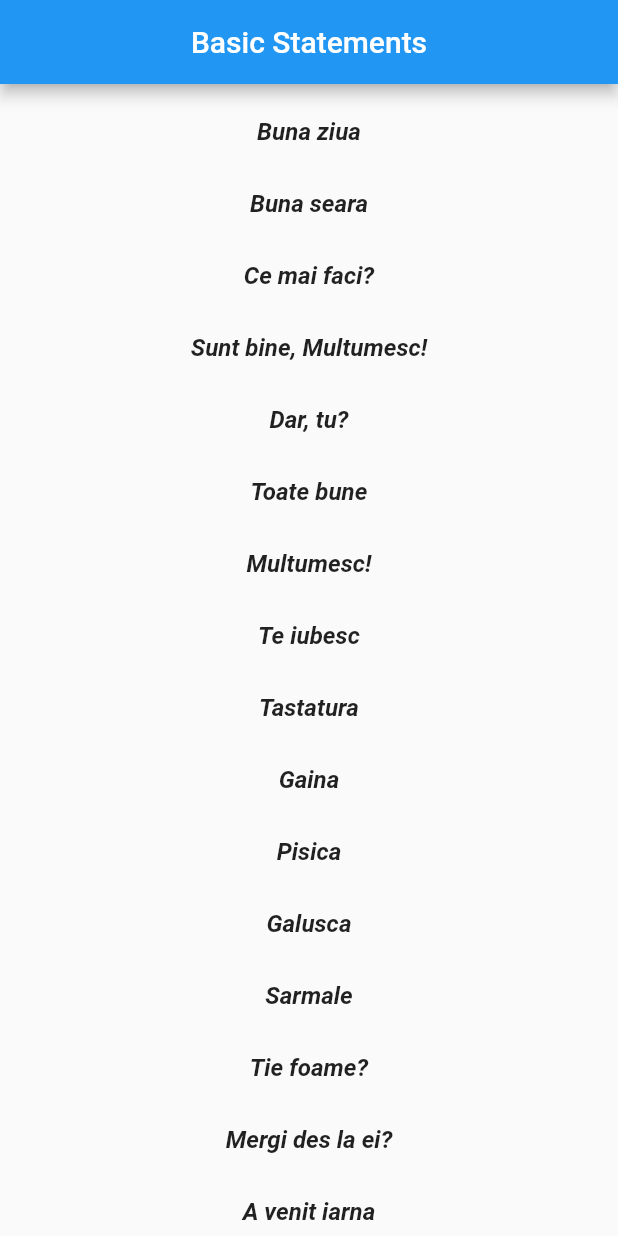
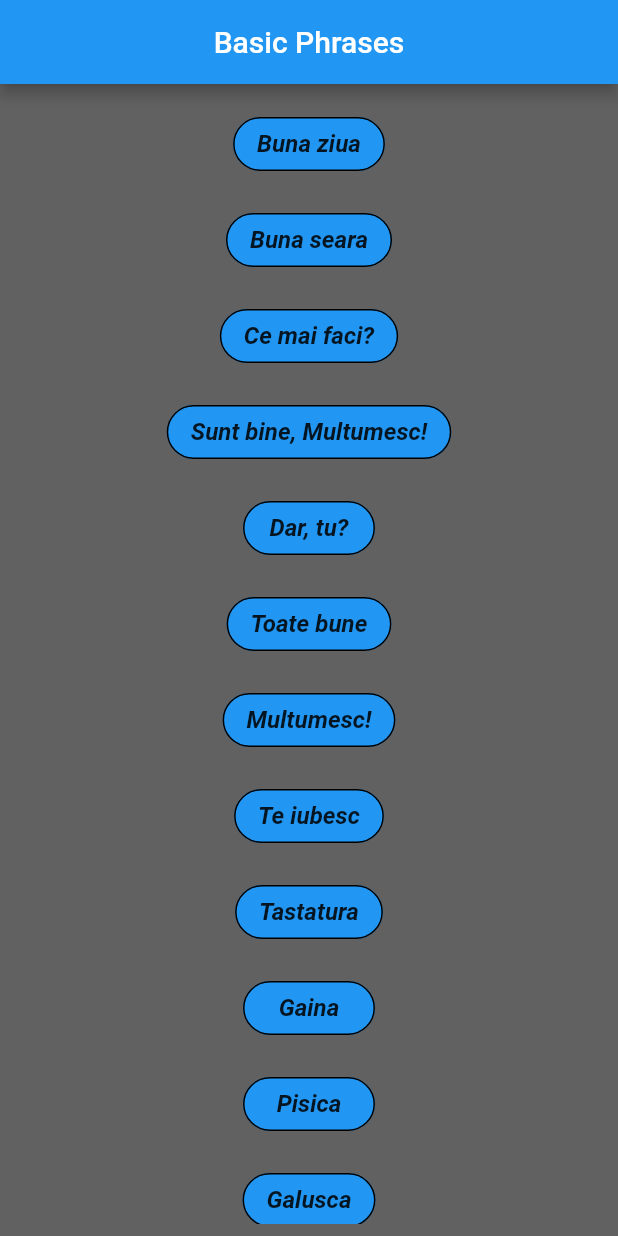
Before and after one commit to Alexyou1993/basic_phrases, a Flutter app: the screen it shows after launch, on a phone screen of 412 x 824 dp. Run offline on Flutter 3.47's test engine with Material 2 defaults, Android fonts, the phone set to English and light mode, and no system bars; our stand-ins replace assets_audio_player.

Commit message:
Created list audio and list titles

```diff
--- a/lib/main.dart
+++ b/lib/main.dart
@@ -14,7 +14,7 @@ class MyApp extends StatelessWidget {
         primarySwatch: Colors.blue,
         visualDensity: VisualDensity.adaptivePlatformDensity,
       ),
-      home: const MyHomePage(title: 'Basic Statements'),
+      home: const MyHomePage(title: 'Basic Phrases'),
     );
   }
 }
@@ -28,243 +28,90 @@ class MyHomePage extends StatefulWidget {
 }
 
 class _MyHomePageState extends State<MyHomePage> {
+  AssetsAudioPlayer assetsAudioPlayer = AssetsAudioPlayer();
+  List<String> audios = <String>[
+    'goodafternoon.mp3',
+    'goodevening.mp3',
+    'HowAreYou.mp3',
+    'Imallright.mp3',
+    'Butyou.mp3',
+    'All good.mp3',
+    'Thank you.mp3',
+    'I love you.mp3',
+    'keyboard.mp3',
+    'chiken.mp3',
+    'cat.mp3',
+    'Dumpling.mp3',
+    'MeatRolls.mp3',
+    'AreYouHungry.mp3',
+    'DoYoOftenGoToThem.mp3',
+    'winter.mp3',
+  ];
+  List<String> titles = <String>[
+    'Buna ziua',
+    'Buna seara',
+    'Ce mai faci?',
+    'Sunt bine, Multumesc!',
+    'Dar, tu?',
+    'Toate bune',
+    'Multumesc!',
+    'Te iubesc',
+    'Tastatura',
+    'Gaina',
+    'Pisica',
+    'Galusca',
+    'Sarmale',
+    'Tie foame?',
+    'Mergi des la ei?',
+    'A venit iarna',
+  ];
+
   @override
   Widget build(BuildContext context) {
     return Scaffold(
+      backgroundColor: Colors.grey.shade700,
       appBar: AppBar(
         centerTitle: true,
         title: Text(widget.title),
       ),
       body: Padding(
         padding: const EdgeInsets.all(8.0),
-        child: ListView(
+        child: ListView.builder(
+          shrinkWrap: true,
+          itemBuilder: (BuildContext context, int index) {
+            return Container(
+              margin: const EdgeInsets.all(8),
+              child: Column(
                 children: <Widget>[
                   FlatButton(
-              onPressed: () {
-                final AssetsAudioPlayer assetsAudioPlayer = AssetsAudioPlayer();
-                assetsAudioPlayer.open(Audio('assets/audio/goodafternoon.mp3'));
+                    onPressed: () async {
+                      if (assetsAudioPlayer != null &&
+                          assetsAudioPlayer.isPlaying.value) {
+                        await assetsAudioPlayer.stop();
+                      }
+                      assetsAudioPlayer = AssetsAudioPlayer();
+                      assetsAudioPlayer
+                          .open(Audio('assets/audio/${audios[index]}'));
                     },
-              child: const Text(
-                'Buna ziua',
-                style: TextStyle(
+                    child: Text(
+                      titles[index].toString(),
+                      style: const TextStyle(
                         fontStyle: FontStyle.italic,
                         fontSize: 16,
                         fontWeight: FontWeight.bold,
                       ),
                     ),
-            ),
-            FlatButton(
-              onPressed: () {
-                final AssetsAudioPlayer assetsAudioPlayer = AssetsAudioPlayer();
-                assetsAudioPlayer.open(Audio('assets/audio/goodevening.mp3'));
-              },
-              child: const Text(
-                'Buna seara',
-                style: TextStyle(
-                  fontStyle: FontStyle.italic,
-                  fontSize: 16,
-                  fontWeight: FontWeight.bold,
-                ),
-              ),
-            ),
-            FlatButton(
-              onPressed: () {
-                final AssetsAudioPlayer assetsAudioPlayer = AssetsAudioPlayer();
-                assetsAudioPlayer.open(Audio('assets/audio/HowAreYou.mp3'));
-              },
-              child: const Text(
-                'Ce mai faci?',
-                style: TextStyle(
-                  fontStyle: FontStyle.italic,
-                  fontSize: 16,
-                  fontWeight: FontWeight.bold,
-                ),
-              ),
-            ),
-            FlatButton(
-              onPressed: () {
-                final AssetsAudioPlayer assetsAudioPlayer = AssetsAudioPlayer();
-                assetsAudioPlayer.open(Audio('assets/audio/Imallright.mp3'));
-              },
-              child: const Text(
-                'Sunt bine, Multumesc!',
-                style: TextStyle(
-                  fontStyle: FontStyle.italic,
-                  fontSize: 16,
-                  fontWeight: FontWeight.bold,
-                ),
-              ),
-            ),
-            FlatButton(
-              onPressed: () {
-                final AssetsAudioPlayer assetsAudioPlayer = AssetsAudioPlayer();
-                assetsAudioPlayer.open(Audio('assets/audio/Butyou.mp3'));
-              },
-              child: const Text(
-                'Dar, tu?',
-                style: TextStyle(
-                  fontStyle: FontStyle.italic,
-                  fontSize: 16,
-                  fontWeight: FontWeight.bold,
-                ),
-              ),
-            ),
-            FlatButton(
-              onPressed: () {
-                final AssetsAudioPlayer assetsAudioPlayer = AssetsAudioPlayer();
-                assetsAudioPlayer.open(Audio('assets/audio/All good.mp3'));
-              },
-              child: const Text(
-                'Toate bune',
-                style: TextStyle(
-                  fontStyle: FontStyle.italic,
-                  fontSize: 16,
-                  fontWeight: FontWeight.bold,
-                ),
-              ),
-            ),
-            FlatButton(
-              onPressed: () {
-                final AssetsAudioPlayer assetsAudioPlayer = AssetsAudioPlayer();
-                assetsAudioPlayer.open(Audio('assets/audio/Thank you.mp3'));
-              },
-              child: const Text(
-                'Multumesc!',
-                style: TextStyle(
-                  fontStyle: FontStyle.italic,
-                  fontSize: 16,
-                  fontWeight: FontWeight.bold,
-                ),
-              ),
-            ),
-            FlatButton(
-              onPressed: () {
-                final AssetsAudioPlayer assetsAudioPlayer = AssetsAudioPlayer();
-                assetsAudioPlayer.open(Audio('assets/audio/I love you.mp3'));
-              },
-              child: const Text(
-                'Te iubesc',
-                style: TextStyle(
-                  fontStyle: FontStyle.italic,
-                  fontSize: 16,
-                  fontWeight: FontWeight.bold,
-                ),
-              ),
-            ),
-            FlatButton(
-              onPressed: () {
-                final AssetsAudioPlayer assetsAudioPlayer = AssetsAudioPlayer();
-                assetsAudioPlayer.open(Audio('assets/audio/keyboard.mp3'));
-              },
-              child: const Text(
-                'Tastatura',
-                style: TextStyle(
-                  fontStyle: FontStyle.italic,
-                  fontSize: 16,
-                  fontWeight: FontWeight.bold,
-                ),
-              ),
-            ),
-            FlatButton(
-              onPressed: () {
-                final AssetsAudioPlayer assetsAudioPlayer = AssetsAudioPlayer();
-                assetsAudioPlayer.open(Audio('assets/audio/chiken.mp3'));
-              },
-              child: const Text(
-                'Gaina',
-                style: TextStyle(
-                  fontStyle: FontStyle.italic,
-                  fontSize: 16,
-                  fontWeight: FontWeight.bold,
-                ),
-              ),
-            ),
-            FlatButton(
-              onPressed: () {
-                final AssetsAudioPlayer assetsAudioPlayer = AssetsAudioPlayer();
-                assetsAudioPlayer.open(Audio('assets/audio/cat.mp3'));
-              },
-              child: const Text(
-                'Pisica',
-                style: TextStyle(
-                  fontStyle: FontStyle.italic,
-                  fontSize: 16,
-                  fontWeight: FontWeight.bold,
-                ),
-              ),
-            ),
-            FlatButton(
-              onPressed: () {
-                final AssetsAudioPlayer assetsAudioPlayer = AssetsAudioPlayer();
-                assetsAudioPlayer.open(Audio('assets/audio/Dumpling.mp3'));
-              },
-              child: const Text(
-                'Galusca',
-                style: TextStyle(
-                  fontStyle: FontStyle.italic,
-                  fontSize: 16,
-                  fontWeight: FontWeight.bold,
-                ),
-              ),
-            ),
-            FlatButton(
-              onPressed: () {
-                final AssetsAudioPlayer assetsAudioPlayer = AssetsAudioPlayer();
-                assetsAudioPlayer.open(Audio('assets/audio/MeatRolls.mp3'));
-              },
-              child: const Text(
-                'Sarmale',
-                style: TextStyle(
-                  fontStyle: FontStyle.italic,
-                  fontSize: 16,
-                  fontWeight: FontWeight.bold,
-                ),
-              ),
-            ),
-            FlatButton(
-              onPressed: () {
-                final AssetsAudioPlayer assetsAudioPlayer = AssetsAudioPlayer();
-                assetsAudioPlayer.open(Audio('assets/audio/AreYouHungry.mp3'));
-              },
-              child: const Text(
-                'Tie foame?',
-                style: TextStyle(
-                  fontStyle: FontStyle.italic,
-                  fontSize: 16,
-                  fontWeight: FontWeight.bold,
-                ),
-              ),
-            ),
-            FlatButton(
-              onPressed: () {
-                final AssetsAudioPlayer assetsAudioPlayer = AssetsAudioPlayer();
-                assetsAudioPlayer
-                    .open(Audio('assets/audio/DoYoOftenGoToThem.mp3'));
-              },
-              child: const Text(
-                'Mergi des la ei?',
-                style: TextStyle(
-                  fontStyle: FontStyle.italic,
-                  fontSize: 16,
-                  fontWeight: FontWeight.bold,
-                ),
-              ),
-            ),
-            FlatButton(
-              onPressed: () {
-                final AssetsAudioPlayer assetsAudioPlayer = AssetsAudioPlayer();
-                assetsAudioPlayer.open(Audio('assets/audio/winter.mp3'));
-              },
-              child: const Text(
-                'A venit iarna',
-                style: TextStyle(
-                  fontStyle: FontStyle.italic,
-                  fontSize: 16,
-                  fontWeight: FontWeight.bold,
-                ),
+                    color: Colors.blue,
+                    shape: RoundedRectangleBorder(
+                      borderRadius: BorderRadius.circular(18.0),
+                      side: const BorderSide(color: Colors.black),
                     ),
                   ),
                 ],
+              ),
+            );
+          },
+          itemCount: audios == null ? 0 : audios.length,
         ),
       ),
     );
```
Lines whose indentation alone changed are shown as unchanged.
